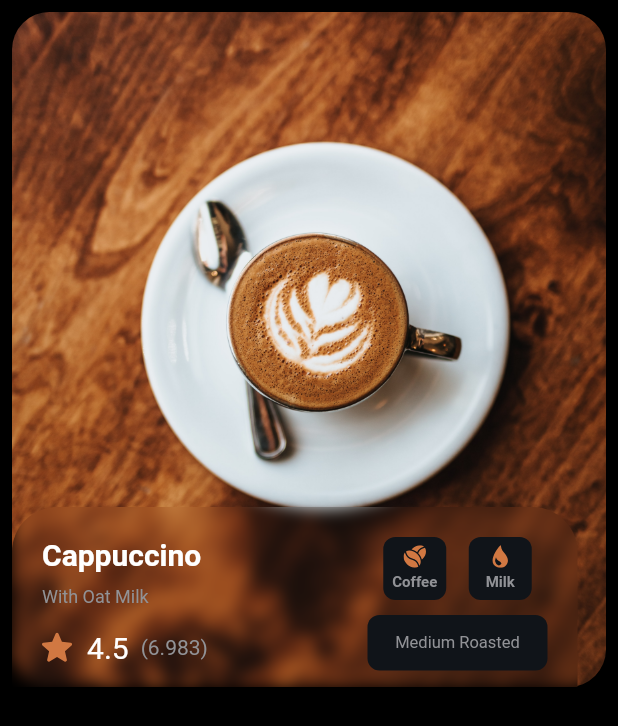
After one commit to khadkabindu/flutter_coffee_app, a Flutter app: the screen it shows after launch, after a tap on "Cappuccino", on a phone screen of 412 x 824 dp. The commit adds this screen. Shown: the top 726 px of the screen. Run offline on Flutter 3.47's test engine with Material 2 defaults, Android fonts, the phone set to English and light mode, and no system bars; drawn by our look-alikes of blurrycontainer; our stand-ins replace flutter_svg.

Commit message:
add detail screen design

```diff
--- a/lib/coffee_card.dart
+++ b/lib/coffee_card.dart
@@ -1,4 +1,6 @@
 import 'package:flutter/material.dart';
+
+import 'coffee_details_page.dart';
 
 class CoffeeCard extends StatelessWidget {
   List<String> images = [
@@ -20,6 +22,10 @@ class CoffeeCard extends StatelessWidget {
   @override
   Widget build(BuildContext context) {
     return Flexible(
+      child: InkWell(
+        onTap: (){
+          Navigator.push(context, MaterialPageRoute(builder: (context) => CoffeeDetailsPage()));
+        },
         child: ListView.builder(
             shrinkWrap: true,
             scrollDirection: Axis.horizontal,
@@ -114,6 +120,7 @@ class CoffeeCard extends StatelessWidget {
                 ],
               );
             }),
+      ),
     );
   }
 }
--- /dev/null
+++ b/lib/coffee_details_page.dart
@@ -0,0 +1,189 @@
+import 'package:blurrycontainer/blurrycontainer.dart';
+import 'package:flutter/material.dart';
+import 'package:flutter_svg/flutter_svg.dart';
+
+class CoffeeDetailsPage extends StatelessWidget {
+  const CoffeeDetailsPage({Key key}) : super(key: key);
+
+  @override
+  Widget build(BuildContext context) {
+    return Scaffold(
+      backgroundColor: Colors.black,
+      body: SafeArea(
+        child: Padding(
+          padding: EdgeInsets.all(8),
+          child: Column(
+            children: [
+              Stack(
+                children: [
+                  Container(
+                    height: 450,
+                    width: MediaQuery.of(context).size.width,
+                    decoration: BoxDecoration(
+                        borderRadius: BorderRadius.circular(25),
+                        image: DecorationImage(
+                            image: AssetImage(
+                                "images/tyler-nix-nwdtkFzDfPY-unsplash.jpg"),
+                            fit: BoxFit.cover)),
+                  ),
+                  Positioned(
+                    top: 330,
+                    child: BlurryContainer(
+                      padding: EdgeInsets.all(20),
+                      height: 140,
+                      bgColor: Color(0xff141921),
+                      width: 377,
+                      borderRadius: BorderRadius.only(
+                          topLeft: Radius.circular(30),
+                          topRight: Radius.circular(30),
+                          bottomLeft: Radius.circular(25)),
+                      child: Row(
+                        mainAxisAlignment: MainAxisAlignment.spaceBetween,
+                        children: [
+                          Column(
+                            crossAxisAlignment: CrossAxisAlignment.start,
+                            children: [
+                              Text(
+                                "Cappuccino",
+                                style: TextStyle(
+                                    color: Colors.white,
+                                    fontSize: 20,
+                                    fontWeight: FontWeight.bold),
+                              ),
+                              SizedBox(
+                                height: 10,
+                              ),
+                              Text(
+                                "With Oat Milk",
+                                style: TextStyle(
+                                  color: Color(0xff919296),
+                                  fontSize: 12,
+                                ),
+                              ),
+                              SizedBox(
+                                height: 15,
+                              ),
+                              Row(
+                                children: [
+                                  SvgPicture.asset(
+                                    "images/star.svg",
+                                    height: 20,
+                                    color: Color(0xffd17842),
+                                  ),
+                                  SizedBox(
+                                    width: 10,
+                                  ),
+                                  Text(
+                                    "4.5",
+                                    style: TextStyle(
+                                      color: Colors.white,
+                                      fontSize: 20,
+                                    ),
+                                  ),
+                                  SizedBox(
+                                    width: 8,
+                                  ),
+                                  Text(
+                                    "(6.983)",
+                                    style: TextStyle(color: Color(0xff919296)),
+                                  )
+                                ],
+                              ),
+                            ],
+                          ),
+                          Column(
+                            children: [
+                              Row(
+                                children: [
+                                  Container(
+                                    height: 42,
+                                    width: 42,
+                                    child: Column(
+                                      crossAxisAlignment:
+                                          CrossAxisAlignment.center,
+                                      mainAxisAlignment:
+                                          MainAxisAlignment.center,
+                                      children: [
+                                        SvgPicture.asset(
+                                          "images/coffee-beans.svg",
+                                          color: Color(0xffd17842),
+                                          height: 15,
+                                        ),
+                                        SizedBox(
+                                          height: 4,
+                                        ),
+                                        Text(
+                                          "Coffee",
+                                          style: TextStyle(
+                                              color: Color(0xff919296),
+                                              fontSize: 10,
+                                              fontWeight: FontWeight.bold),
+                                        )
+                                      ],
+                                    ),
+                                    decoration: BoxDecoration(
+                                        color: Color(0xff101419),
+                                        borderRadius: BorderRadius.circular(8)),
+                                  ),
+                                  SizedBox(
+                                    width: 15,
+                                  ),
+                                  Container(
+                                    height: 42,
+                                    width: 42,
+                                    child: Column(
+                                      crossAxisAlignment:
+                                          CrossAxisAlignment.center,
+                                      mainAxisAlignment:
+                                          MainAxisAlignment.center,
+                                      children: [
+                                        SvgPicture.asset(
+                                          "images/water-drop.svg",
+                                          color: Color(0xffd17842),
+                                          height: 15,
+                                        ),
+                                        SizedBox(
+                                          height: 4,
+                                        ),
+                                        Text(
+                                          "Milk",
+                                          style: TextStyle(
+                                              color: Color(0xff919296),
+                                              fontSize: 10,
+                                              fontWeight: FontWeight.bold),
+                                        )
+                                      ],
+                                    ),
+                                    decoration: BoxDecoration(
+                                        color: Color(0xff101419),
+                                        borderRadius: BorderRadius.circular(8)),
+                                  ),
+                                ],
+                              ),
+                              SizedBox(
+                                height: 10,
+                              ),
+                              Container(
+                                height: 37,
+                                width: 120,
+                                child: Center(child: Text("Medium Roasted", style: TextStyle(color: Color(0xff919296), fontSize: 11),)),
+                                decoration: BoxDecoration(
+                                    color: Color(0xff101419),
+                                    borderRadius: BorderRadius.circular(8)),
+
+                              ),
+                            ],
+                          )
+                        ],
+                      ),
+                    ),
+                  ),
+                ],
+              )
+            ],
+          ),
+        ),
+      ),
+    );
+  }
+}
--- a/lib/home_screen.dart
+++ b/lib/home_screen.dart
@@ -1,6 +1,8 @@
 import 'package:flutter/material.dart';
 import 'package:flutter_coffeeapp/coffee_card.dart';
 import 'package:flutter_coffeeapp/special_coffee_card.dart';
+
+import 'coffee_details_page.dart';
 
 class MyHomePage extends StatefulWidget {
   const MyHomePage({Key key}) : super(key: key);
--- a/pubspec.yaml
+++ b/pubspec.yaml
@@ -23,6 +23,9 @@ environment:
 dependencies:
   flutter:
     sdk: flutter
+  blurrycontainer: ^0.0.1
+  flutter_svg: ^0.22.0
+
 
 
   # The following adds the Cupertino Icons font to your application.
```
Also changed, not shown: images/coffee-beans.svg (added), images/star.svg (added), images/water-drop.svg (added), pubspec.lock. Lines whose indentation alone changed are shown as unchanged.
